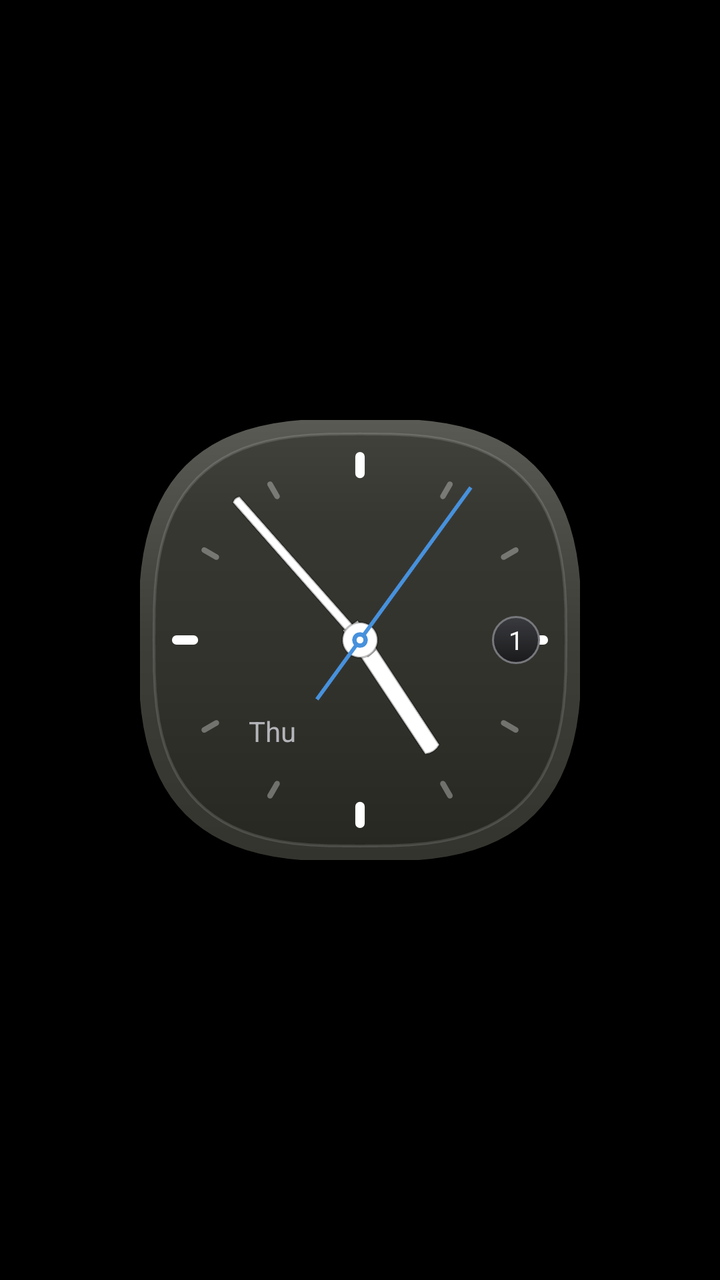
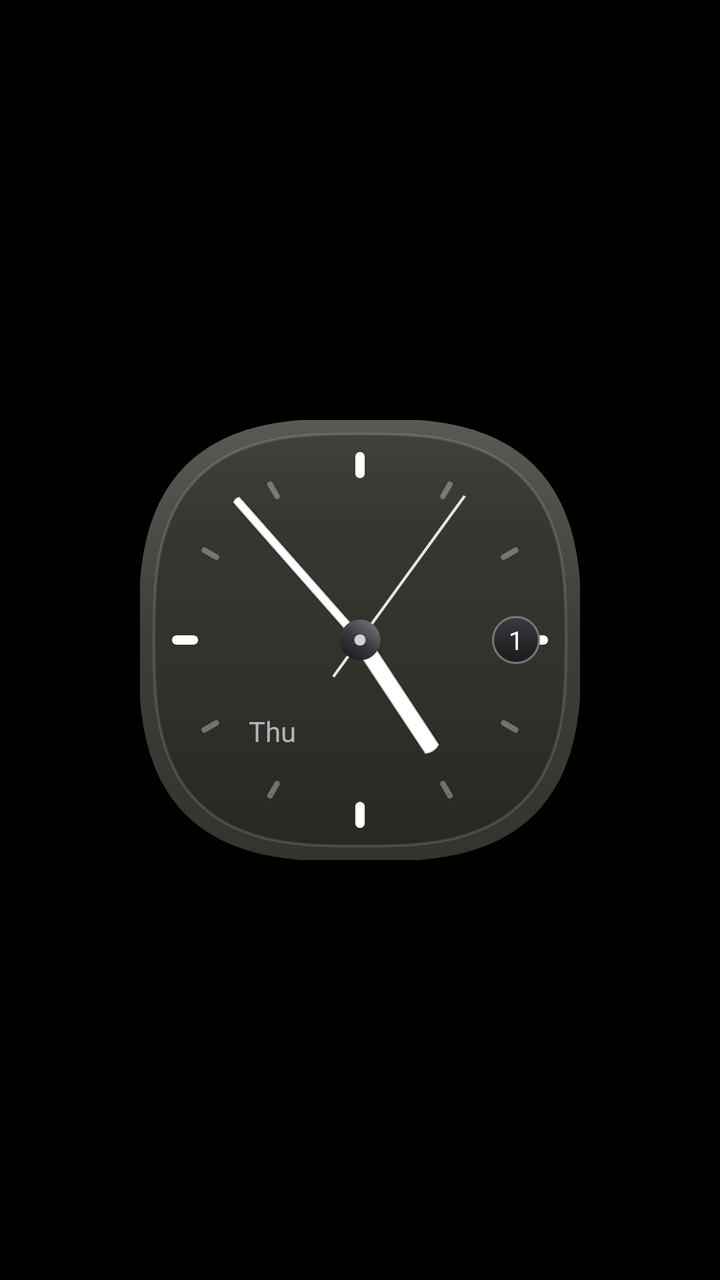

Compare the two renders of this Android layout. The source of the first and the diff that turns it into the second are given below.
<!-- AndroidManifest.xml: application theme Theme.EtesianLauncher -->
<!-- res/layout/bc_gearclock.xml -->
<?xml version="1.0" encoding="utf-8"?>
<FrameLayout xmlns:android="http://schemas.android.com/apk/res/android"
    android:id="@+id/bc_root" android:layout_width="match_parent" android:layout_height="match_parent">
    <FrameLayout android:id="@+id/bc_face" android:layout_width="220dp" android:layout_height="220dp" android:layout_gravity="center">
        <AnalogClock android:id="@+id/bc_clock" android:layout_width="match_parent" android:layout_height="match_parent"
            android:dial="@drawable/bc_square_dial" android:hand_hour="@drawable/bc_hand_hour_l" android:hand_minute="@drawable/bc_hand_minute_l"
            android:hand_second="@drawable/bc_hand_second"/>
        <TextClock android:id="@+id/bc_day" android:layout_width="52dp" android:layout_height="wrap_content" android:layout_gravity="top|start"
            android:layout_marginStart="40dp" android:layout_marginTop="146dp" android:format12Hour="EEE" android:format24Hour="EEE"
            android:gravity="center" android:textColor="#FFB4B5B9" android:textSize="14sp" android:fontFamily="etesian-text"/>
        <TextClock android:id="@+id/bc_date" android:layout_width="24dp" android:layout_height="24dp" android:layout_gravity="center_vertical|end"
            android:layout_marginEnd="20dp" android:background="@drawable/bc_date_bubble" android:format12Hour="d" android:format24Hour="d"
            android:gravity="center" android:textColor="#FFFFFFFF" android:textSize="13sp" android:fontFamily="etesian-text"/>
    </FrameLayout>
</FrameLayout>
<!-- resources referenced by this layout -->
<resources>
  <!-- drawable bc_date_bubble (drawable) -->
  <?xml version="1.0" encoding="utf-8"?>
  <shape xmlns:android="http://schemas.android.com/apk/res/android" android:shape="oval">
      <gradient android:angle="270" android:startColor="#FF3A3B3F" android:endColor="#FF1A1A1C"/><stroke android:width="1dp" android:color="#FF77787C"/></shape>
  <!-- drawable bc_hand_hour_l (drawable) -->
  <?xml version="1.0" encoding="utf-8"?>
  <vector xmlns:android="http://schemas.android.com/apk/res/android" xmlns:aapt="http://schemas.android.com/aapt"
      android:width="400dp" android:height="400dp" android:viewportWidth="126" android:viewportHeight="126">
      <path android:pathData="M60.5,68L60.6,25.5Q63,24.2 65.4,25.5L65.5,68Z" android:fillColor="#FFFFFFFF" android:strokeColor="#40000000" android:strokeWidth="0.6"/>
  </vector>
  <!-- drawable bc_hand_minute_l (drawable) -->
  <?xml version="1.0" encoding="utf-8"?>
  <vector xmlns:android="http://schemas.android.com/apk/res/android" xmlns:aapt="http://schemas.android.com/aapt"
      android:width="400dp" android:height="400dp" android:viewportWidth="126" android:viewportHeight="126">
      <path android:pathData="M61.7,68L61.75,9.4Q63,8.6 64.25,9.4L64.3,68Z" android:fillColor="#FFFFFFFF" android:strokeColor="#40000000" android:strokeWidth="0.6"/>
      <path android:pathData="M63,58a5,5 0,1 1,0 10a5,5 0,1 1,0 -10z" android:fillColor="#FFFFFFFF" android:strokeColor="#40000000" android:strokeWidth="0.6"/>
      <path android:pathData="M63,60.8a2.2,2.2 0,1 1,0 4.4a2.2,2.2 0,1 1,0 -4.4z" android:fillColor="#FF4791DC"/>
      <path android:pathData="M63,62a1,1 0,1 1,0 2a1,1 0,1 1,0 -2z" android:fillColor="#FFFFFFFF"/>
  </vector>
  <!-- drawable bc_hand_second (drawable) -->
  <?xml version="1.0" encoding="utf-8"?>
  <vector xmlns:android="http://schemas.android.com/apk/res/android" xmlns:aapt="http://schemas.android.com/aapt"
      android:width="400dp" android:height="400dp" android:viewportWidth="126" android:viewportHeight="126">
      <path android:pathData="M63,84V9" android:strokeColor="#FF4791DC" android:strokeWidth="1.1"/>
      <path android:pathData="M63,60.8a2.2,2.2 0,1 1,0 4.4a2.2,2.2 0,1 1,0 -4.4z" android:fillColor="#FF4791DC"/>
      <path android:pathData="M63,62a1,1 0,1 1,0 2a1,1 0,1 1,0 -2z" android:fillColor="#FFFFFFFF"/>
  </vector>
  <!-- drawable bc_square_dial: vector/xml drawable (drawable, 5270 chars, omitted) -->
  <style name="Theme.EtesianLauncher" parent="android:Theme.Material.NoActionBar">
          <item name="android:windowBackground">@android:color/black</item>
          <item name="android:colorBackground">@android:color/black</item>
          <item name="android:statusBarColor">@android:color/transparent</item>
          <item name="android:navigationBarColor">@android:color/transparent</item>
          <item name="android:windowLightStatusBar">false</item>
          <item name="android:windowShowWallpaper">false</item>
          <item name="android:colorAccent">#FF00A5E5</item>
      </style>
</resources>

<!-- the commit's change to res/layout/bc_gearclock.xml (unified diff, before → after) -->
@@ -4,7 +4,7 @@
     <FrameLayout android:id="@+id/bc_face" android:layout_width="220dp" android:layout_height="220dp" android:layout_gravity="center">
         <AnalogClock android:id="@+id/bc_clock" android:layout_width="match_parent" android:layout_height="match_parent"
             android:dial="@drawable/bc_square_dial" android:hand_hour="@drawable/bc_hand_hour_l" android:hand_minute="@drawable/bc_hand_minute_l"
-            android:hand_second="@drawable/bc_hand_second"/>
+            android:hand_second="@drawable/bc_hand_second_gear"/>
         <TextClock android:id="@+id/bc_day" android:layout_width="52dp" android:layout_height="wrap_content" android:layout_gravity="top|start"
             android:layout_marginStart="40dp" android:layout_marginTop="146dp" android:format12Hour="EEE" android:format24Hour="EEE"
             android:gravity="center" android:textColor="#FFB4B5B9" android:textSize="14sp" android:fontFamily="etesian-text"/>
<!-- resource entries referenced after the edit -->
@@ -19,13 +19,13 @@
       <path android:pathData="M63,60.8a2.2,2.2 0,1 1,0 4.4a2.2,2.2 0,1 1,0 -4.4z" android:fillColor="#FF4791DC"/>
       <path android:pathData="M63,62a1,1 0,1 1,0 2a1,1 0,1 1,0 -2z" android:fillColor="#FFFFFFFF"/>
   </vector>
-  <!-- drawable bc_hand_second (drawable) -->
+  <!-- drawable bc_hand_second_gear (drawable) -->
   <?xml version="1.0" encoding="utf-8"?>
   <vector xmlns:android="http://schemas.android.com/apk/res/android" xmlns:aapt="http://schemas.android.com/aapt"
       android:width="400dp" android:height="400dp" android:viewportWidth="126" android:viewportHeight="126">
-      <path android:pathData="M63,84V9" android:strokeColor="#FF4791DC" android:strokeWidth="1.1"/>
-      <path android:pathData="M63,60.8a2.2,2.2 0,1 1,0 4.4a2.2,2.2 0,1 1,0 -4.4z" android:fillColor="#FF4791DC"/>
-      <path android:pathData="M63,62a1,1 0,1 1,0 2a1,1 0,1 1,0 -2z" android:fillColor="#FFFFFFFF"/>
+      <path android:pathData="M63,76V12" android:strokeColor="#FFE6E6E8" android:strokeWidth="0.8"/>
+      <path android:pathData="M63,57.5a5.5,5.5 0,1 1,0 11a5.5,5.5 0,1 1,0 -11z" android:strokeColor="#FF0E0E10" android:strokeWidth="0.6"><aapt:attr name="android:fillColor"><gradient android:type="linear" android:startX="0" android:startY="57.5" android:endX="0" android:endY="68.5"><item android:offset="0" android:color="#FF6A6B70"/><item android:offset="0.5" android:color="#FF3A3B3F"/><item android:offset="1" android:color="#FF202124"/></gradient></aapt:attr></path>
+      <path android:pathData="M63,61.4a1.6,1.6 0,1 1,0 3.2a1.6,1.6 0,1 1,0 -3.2z" android:fillColor="#FFD0D1D5"/>
   </vector>
   <!-- drawable bc_square_dial: vector/xml drawable (drawable, 5270 chars, omitted) -->
   <style name="Theme.EtesianLauncher" parent="android:Theme.Material.NoActionBar">
